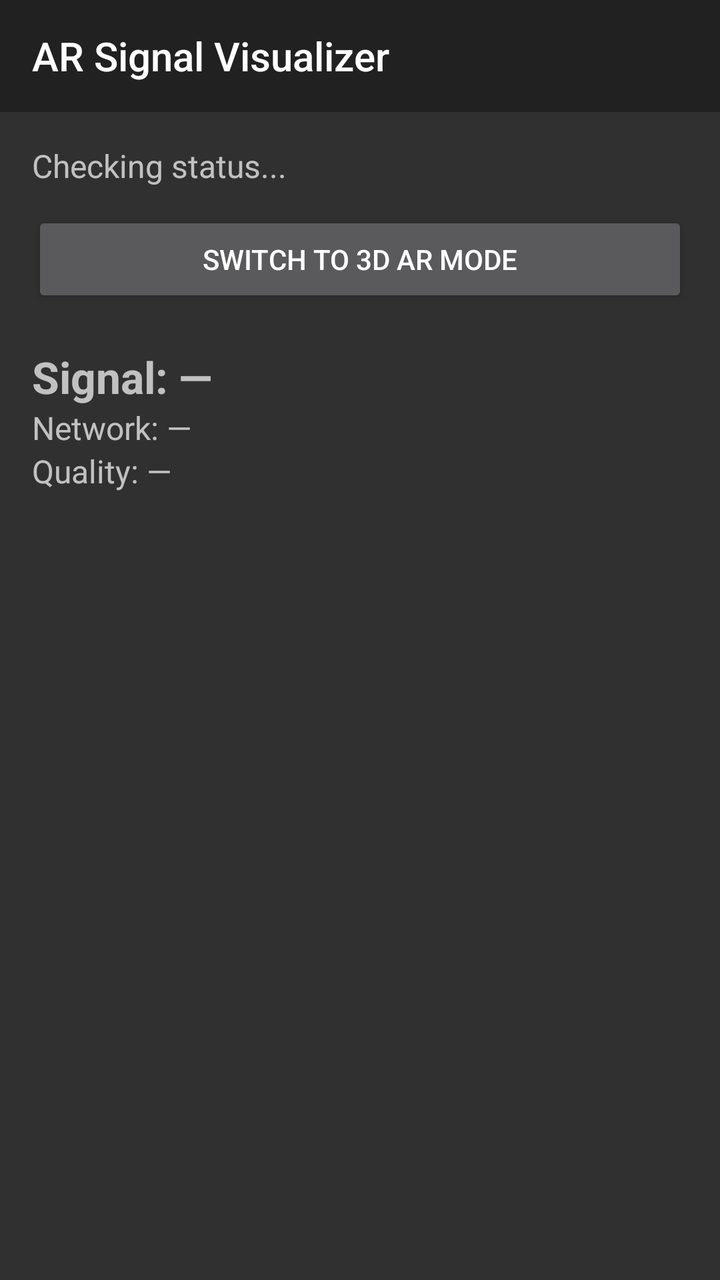
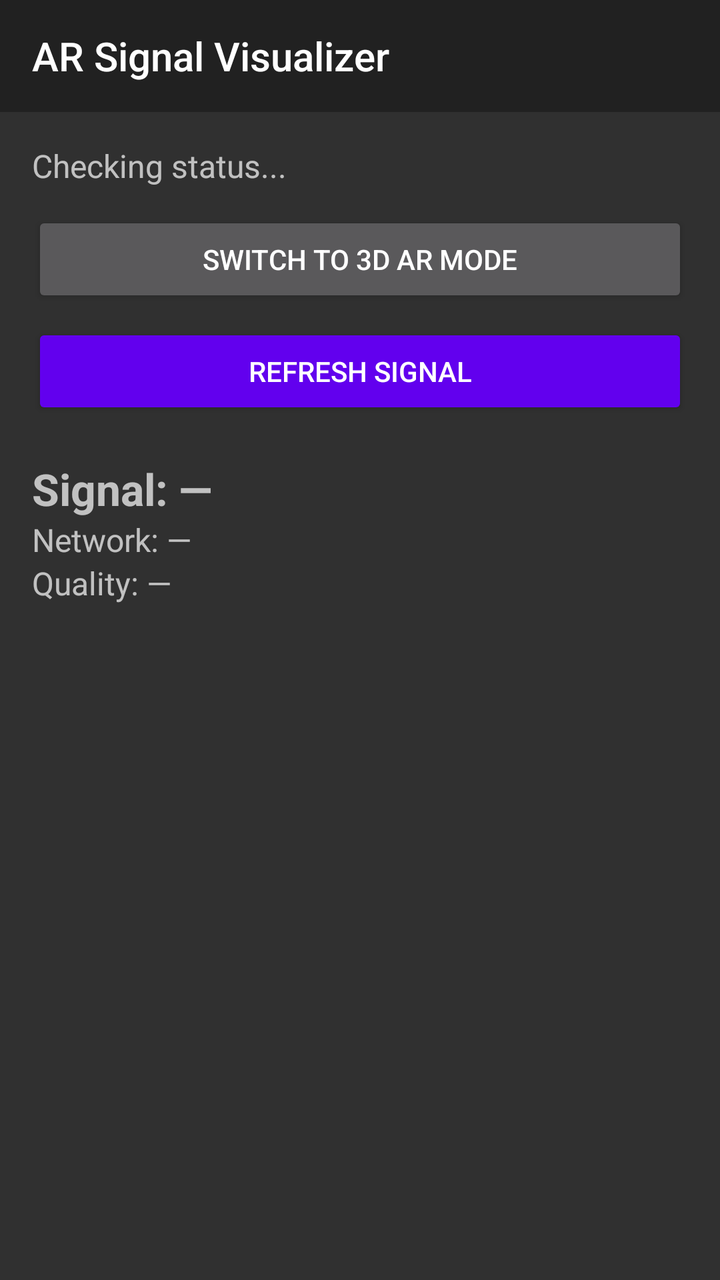

The first picture is an Android layout as it rendered before a commit; the second is the same layout after the commit. The layout source and the unified diff follow.
<!-- AndroidManifest.xml: application theme Theme.AppCompat.NoActionBar -->
<!-- res/layout/activity_main.xml -->
<?xml version="1.0" encoding="utf-8"?>
<LinearLayout xmlns:android="http://schemas.android.com/apk/res/android"
    xmlns:app="http://schemas.android.com/apk/res-auto"
    android:layout_width="match_parent"
    android:layout_height="match_parent"
    android:orientation="vertical">

    <androidx.appcompat.widget.Toolbar
        android:id="@+id/toolbar"
        android:layout_width="match_parent"
        android:layout_height="?attr/actionBarSize"
        android:background="?attr/colorPrimary"
        app:title="AR Signal Visualizer"
        app:titleTextColor="@android:color/white" />

    <LinearLayout
        android:layout_width="match_parent"
        android:layout_height="match_parent"
        android:orientation="vertical"
        android:padding="16dp">

        <TextView
            android:id="@+id/statusText"
            android:layout_width="wrap_content"
            android:layout_height="wrap_content"
            android:text="Checking status..."
            android:textSize="16sp" />

        <Button
            android:id="@+id/permissionButton"
            android:layout_width="wrap_content"
            android:layout_height="wrap_content"
            android:text="Grant Permissions"
            android:visibility="gone" />

        <Button
            android:id="@+id/modeSwitchButton"
            android:layout_width="match_parent"
            android:layout_height="wrap_content"
            android:layout_marginTop="12dp"
            android:text="SWITCH TO 3D AR MODE" />

        
        <LinearLayout
            android:id="@+id/container2D"
            android:layout_width="match_parent"
            android:layout_height="wrap_content"
            android:layout_marginTop="20dp"
            android:orientation="vertical">

            <TextView
                android:id="@+id/signalText2D"
                android:layout_width="wrap_content"
                android:layout_height="wrap_content"
                android:text="Signal: —"
                android:textSize="22sp"
                android:textStyle="bold" />

            <TextView
                android:id="@+id/networkText2D"
                android:layout_width="wrap_content"
                android:layout_height="wrap_content"
                android:text="Network: —"
                android:textSize="16sp" />

            <TextView
                android:id="@+id/qualityText2D"
                android:layout_width="wrap_content"
                android:layout_height="wrap_content"
                android:text="Quality: —"
                android:textSize="16sp" />
        </LinearLayout>

        
        <FrameLayout
            android:id="@+id/arContainer"
            android:layout_width="match_parent"
            android:layout_height="0dp"
            android:layout_weight="1"
            android:layout_marginTop="16dp"
            android:visibility="gone">

            <LinearLayout
                android:id="@+id/arOverlayCard"
                android:layout_width="wrap_content"
                android:layout_height="wrap_content"
                android:layout_gravity="bottom|center_horizontal"
                android:layout_margin="16dp"
                android:background="#80000000"
                android:orientation="vertical"
                android:padding="12dp">

                <TextView
                    android:id="@+id/signalText"
                    android:layout_width="wrap_content"
                    android:layout_height="wrap_content"
                    android:textColor="@android:color/white"
                    android:textSize="18sp"
                    android:textStyle="bold" />

                <TextView
                    android:id="@+id/networkText"
                    android:layout_width="wrap_content"
                    android:layout_height="wrap_content"
                    android:textColor="@android:color/white" />

                <TextView
                    android:id="@+id/qualityText"
                    android:layout_width="wrap_content"
                    android:layout_height="wrap_content"
                    android:textColor="@android:color/white" />
            </LinearLayout>
        </FrameLayout>

    </LinearLayout>
</LinearLayout>
<!-- resources referenced by this layout -->
<resources>

</resources>

<!-- the commit's change to res/layout/activity_main.xml (unified diff, before → after) -->
@@ -39,6 +39,16 @@
             android:layout_height="wrap_content"
             android:layout_marginTop="12dp"
             android:text="SWITCH TO 3D AR MODE" />
+
+        
+        <Button
+            android:id="@+id/refreshButton"
+            android:layout_width="match_parent"
+            android:layout_height="wrap_content"
+            android:layout_marginTop="8dp"
+            android:text="REFRESH SIGNAL"
+            android:backgroundTint="#6200EE"
+            android:textColor="@android:color/white" />
 
         
         <LinearLayout
